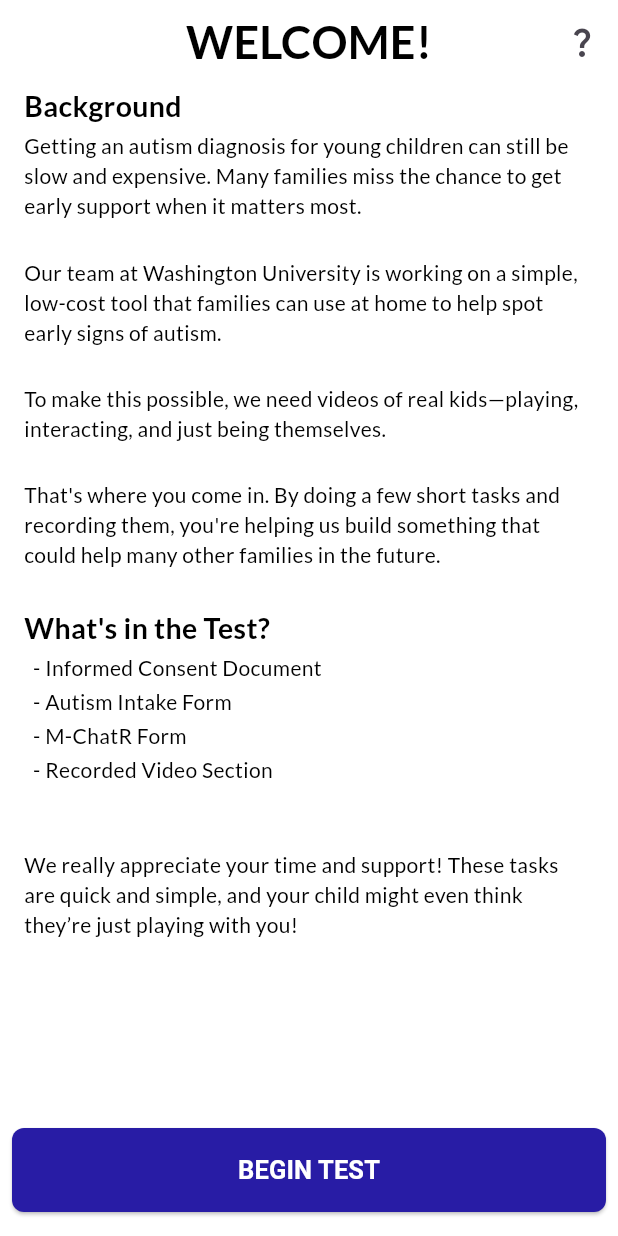
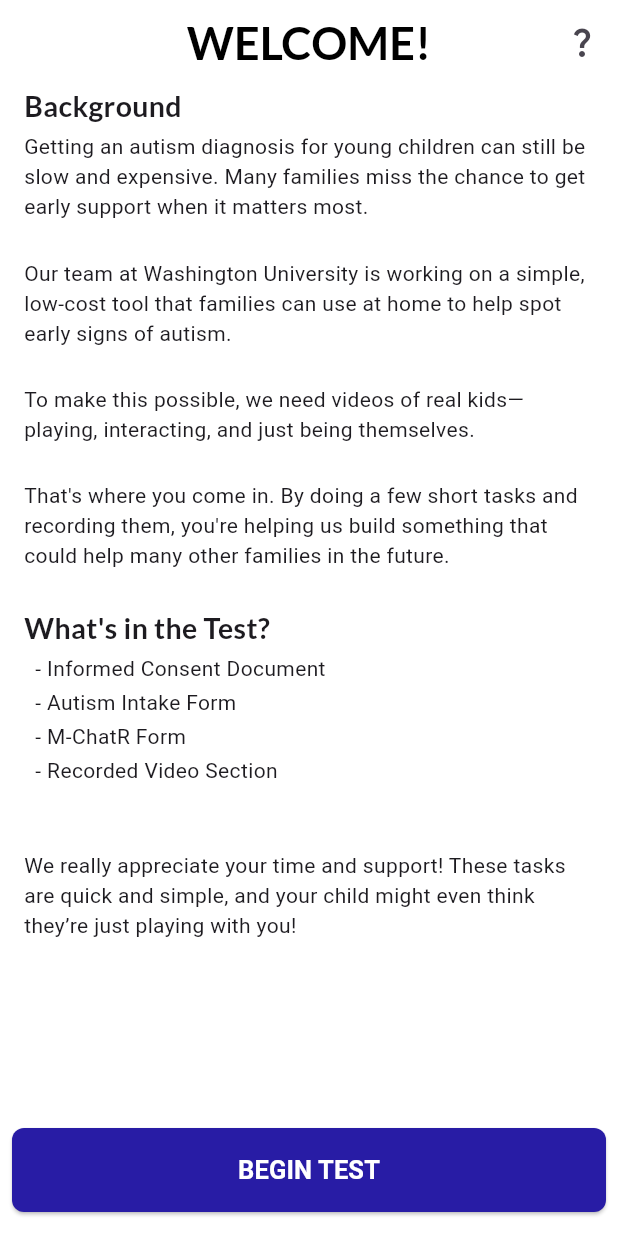
Before and after one commit to kevin200555/autism_ai_test, a Flutter app: the screen it shows after launch, on a phone screen of 412 x 824 dp. Run offline on Flutter 3.47's test engine with Material 3 defaults, Android fonts, the phone set to English and light mode, and no system bars; drawn by our look-alikes of auto_size_text; our stand-ins replace camera, video_player; missing offline and left inert: pdfx; Roboto replaces fonts that are missing (Lato-Regular).

Commit message:
Attempting to fix an issue where nothing seems to be bold trying to see if downloading the fonts would be better than using the built-in google package

```diff
--- a/lib/widgets/text_types.dart
+++ b/lib/widgets/text_types.dart
@@ -1,7 +1,7 @@
-import 'package:autism_ai_test/constants/colors.dart';
+
 import 'package:auto_size_text/auto_size_text.dart';
 import 'package:flutter/material.dart';
-import 'package:google_fonts/google_fonts.dart';
+
 
 class AppBarTitle extends StatelessWidget {
   final String text;
@@ -28,14 +28,11 @@ class AppBarTitle extends StatelessWidget {
       textAlign: textAlign,
       maxLines: maxLines,
       minFontSize: minFontSize,
-      style:
-          style ??
-          GoogleFonts.lato(
-            textStyle: Theme.of(context).textTheme.titleMedium?.copyWith(
+      style: TextStyle(
+        fontFamily: "Lato-Bold",
         color: color,
         fontSize: 30,
-              fontWeight: FontWeight.bold,
-            ),
+        fontWeight: FontWeight.w700,
       ),
     );
   }
@@ -70,12 +67,10 @@ class SubTitle extends StatelessWidget {
           textAlign: textAlign,
           minFontSize: minFontSize,
           maxLines: 1,
-          style:
-              style ??
-              GoogleFonts.lato(
-                color: ColorTheme.textColor,
+          style: TextStyle(
+            fontFamily: "Lato-Bold",
             fontSize: 20,
-                fontWeight: FontWeight.bold,
+            fontWeight: FontWeight.w700,
           ),
         ),
       ),
@@ -109,14 +104,10 @@ class QuestionText extends StatelessWidget {
           textAlign: textAlign,
           minFontSize: minFontSize,
           maxLines: 3,
-          style:
-              style ??
-              GoogleFonts.lato(
-
-                  color: ColorTheme.textColor,
+          style: TextStyle(
+            fontFamily: "Lato-Bold",
             fontSize: 20,
-                  fontWeight: FontWeight.bold,
-
+            fontWeight: FontWeight.w700,
           ),
         ),
       ),
@@ -152,13 +143,7 @@ class BodyText extends StatelessWidget {
           textAlign: textAlign,
           minFontSize: minFontSize,
           maxLines: maxLines,
-          style:
-              style ??
-              GoogleFonts.lato(
-                color: ColorTheme.textColor,
-                fontSize: 16,
-                fontWeight: FontWeight.w400,
-              ),
+          style: TextStyle(fontFamily: "Lato-Regular", fontSize: 16),
         ),
       ),
     );
@@ -193,13 +178,7 @@ class RichBodyText extends StatelessWidget {
           textAlign: textAlign,
           minFontSize: minFontSize,
           maxLines: maxLines,
-          style:
-              style ??
-              GoogleFonts.lato(
-                  color: ColorTheme.textColor,
-                  fontSize: 20,
-                  fontWeight: FontWeight.normal,
-              ),
+          style: TextStyle(fontFamily: "Lato-Regular", fontSize: 16),
         ),
       ),
     );
```
Also changed, not shown: lib/screens/information_screens/video_section_info_screen.dart (+17 -24 lines), pubspec.yaml (+9 -11 lines). Lines whose indentation alone changed are shown as unchanged.
